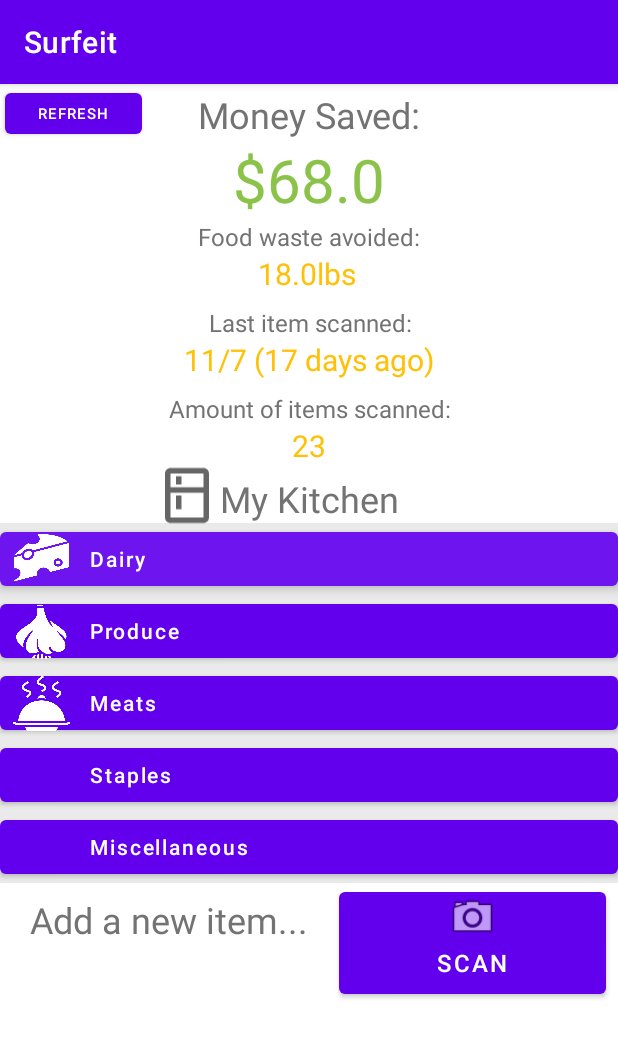
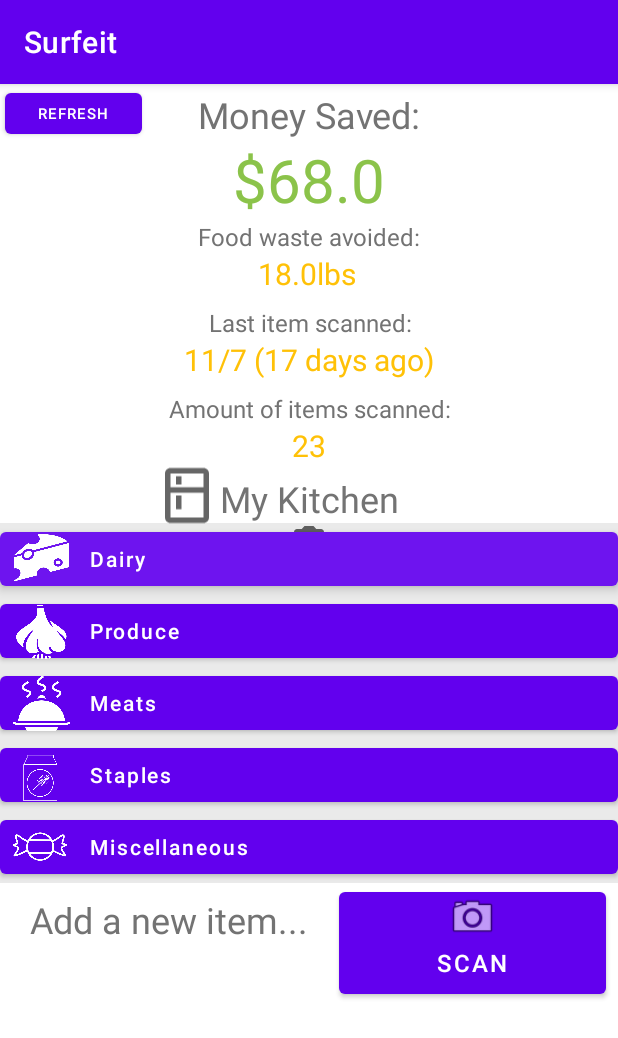
Before and after one commit to sjdobesh/surfeit, an Android app: the fragment HomeFragment shown on its own in the app's theme, on a phone screen of 412 x 824 dp. Shown: the top 1038 px of the screen. Run offline under Robolectric (Android 15) with nearby library versions, the phone set to English and light mode, and no system bars.

Commit message:
added staples and misalunous logos

```diff
--- a/app/src/main/res/layout/home_fragment.xml
+++ b/app/src/main/res/layout/home_fragment.xml
@@ -231,6 +231,33 @@
         app:layout_constraintTop_toTopOf="@+id/categoryButton3" />
 
     <ImageView
+        android:id="@+id/categoryLogo4"
+        android:layout_width="55dp"
+        android:layout_height="0dp"
+        android:layout_marginTop="4dp"
+        android:layout_marginBottom="4dp"
+        android:background="#00FFFFFF"
+        android:src="@drawable/staples_logo"
+        android:translationZ="90dp"
+        app:layout_constraintBottom_toBottomOf="@+id/categoryButton4"
+        app:layout_constraintStart_toStartOf="@+id/categoryButton3"
+        app:layout_constraintTop_toTopOf="@+id/categoryButton4" />
+
+
+    <ImageView
+        android:id="@+id/categoryLogo5"
+        android:layout_width="55dp"
+        android:layout_height="0dp"
+        android:layout_marginTop="4dp"
+        android:layout_marginBottom="4dp"
+        android:background="#00FFFFFF"
+        android:src="@drawable/mis_logo"
+        android:translationZ="90dp"
+        app:layout_constraintBottom_toBottomOf="@+id/categoryButton5"
+        app:layout_constraintStart_toStartOf="@+id/categoryButton4"
+        app:layout_constraintTop_toTopOf="@+id/categoryButton5" />
+
+    <ImageView
         android:id="@+id/categoryLogo1"
         android:layout_width="55dp"
         android:layout_height="0dp"
@@ -254,6 +281,16 @@
         app:layout_constraintBottom_toBottomOf="@+id/kitchenLabel"
         app:layout_constraintEnd_toStartOf="@+id/kitchenLabel" />
 
+    <!--    <Button-->
+    <!--        android:id="@+id/categoryAdd"-->
+    <!--        android:layout_width="wrap_content"-->
+    <!--        android:layout_height="wrap_content"-->
+    <!--        android:backgroundTint="#BBBBBB"-->
+    <!--        android:text="+ Add Category"-->
+    <!--        app:layout_constraintEnd_toEndOf="parent"-->
+    <!--        app:layout_constraintStart_toStartOf="parent"-->
+    <!--        app:layout_constraintTop_toBottomOf="@+id/categoryButton3" />-->
+
     <LinearLayout
         android:id="@+id/linearLayout"
         android:layout_width="412dp"
@@ -266,17 +303,12 @@
         app:layout_constraintStart_toStartOf="parent"
         app:layout_constraintTop_toBottomOf="@+id/kitchenLabel">
 
+        <ImageView
+            android:id="@+id/imageView4"
+            android:layout_width="match_parent"
+            android:layout_height="wrap_content"
+            android:src="@drawable/camera" />
     </LinearLayout>
-
-    <!--    <Button-->
-    <!--        android:id="@+id/categoryAdd"-->
-    <!--        android:layout_width="wrap_content"-->
-    <!--        android:layout_height="wrap_content"-->
-    <!--        android:backgroundTint="#BBBBBB"-->
-    <!--        android:text="+ Add Category"-->
-    <!--        app:layout_constraintEnd_toEndOf="parent"-->
-    <!--        app:layout_constraintStart_toStartOf="parent"-->
-    <!--        app:layout_constraintTop_toBottomOf="@+id/categoryButton3" />-->
 
     <Button
         android:id="@+id/cameraScanButton"
```
Also changed, not shown: app/src/main/res/drawable/mis_logo.png (added), app/src/main/res/drawable/staples_logo.png (added), app/src/main/res/drawable/surfiet_logo.png (added).
